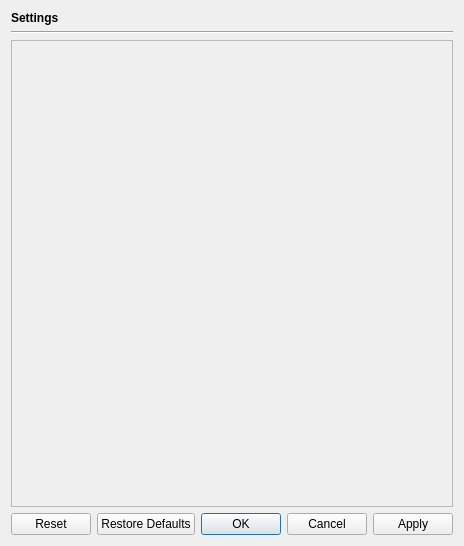
Above: src/qtui/ui/settingspagedlg.ui from quassel/quassel before the change. Below: the same form after it.
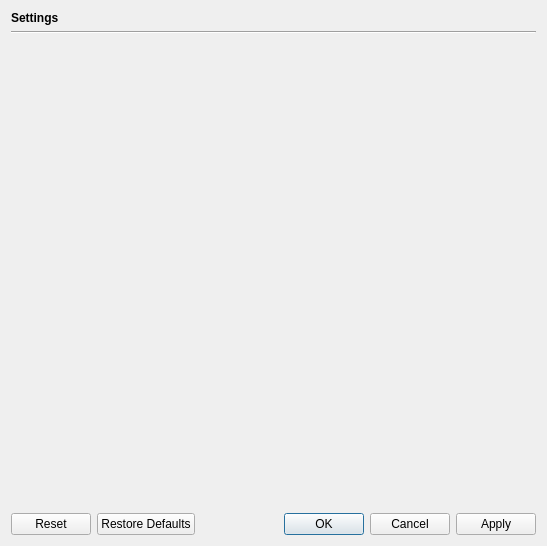
That is the form after the change. Icons and pictures are not drawn.

Commit message: Don't draw a sunken frame around SettingsPageDlg's contents

```diff
--- a/src/qtui/ui/settingspagedlg.ui
+++ b/src/qtui/ui/settingspagedlg.ui
@@ -1,11 +1,11 @@
 <ui version="4.0" >
  <class>SettingsPageDlg</class>
- <widget class="QDialog" name="SettingsPageDlg" >
-  <property name="geometry" >
+ <widget class="QDialog" name="SettingsPageDlg">
+  <property name="geometry">
    <rect>
     <x>0</x>
     <y>0</y>
-    <width>422</width>
+    <width>547</width>
     <height>546</height>
    </rect>
   </property>
@@ -45,11 +45,11 @@
        <verstretch>0</verstretch>
       </sizepolicy>
      </property>
-     <property name="frameShape" >
-      <enum>QFrame::StyledPanel</enum>
+     <property name="frameShape">
+      <enum>QFrame::NoFrame</enum>
      </property>
-     <property name="frameShadow" >
-      <enum>QFrame::Sunken</enum>
+     <property name="frameShadow">
+      <enum>QFrame::Plain</enum>
      </property>
     </widget>
    </item>
```
Left out of the diff: 31 changed lines with no effect on the pictures.
